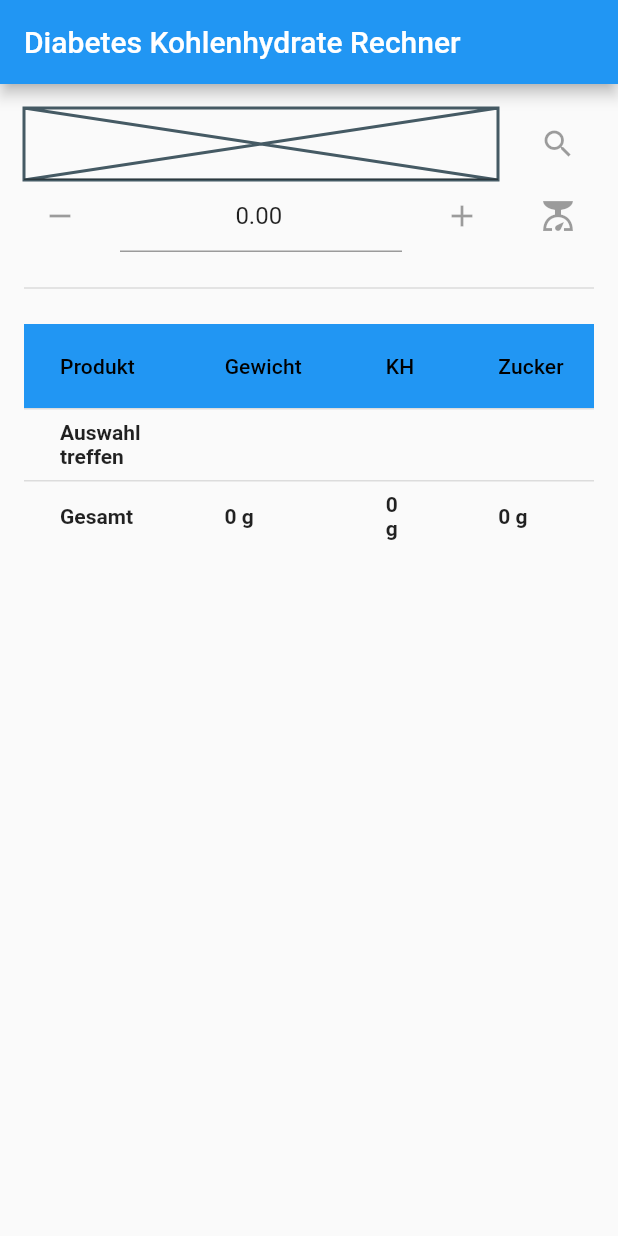
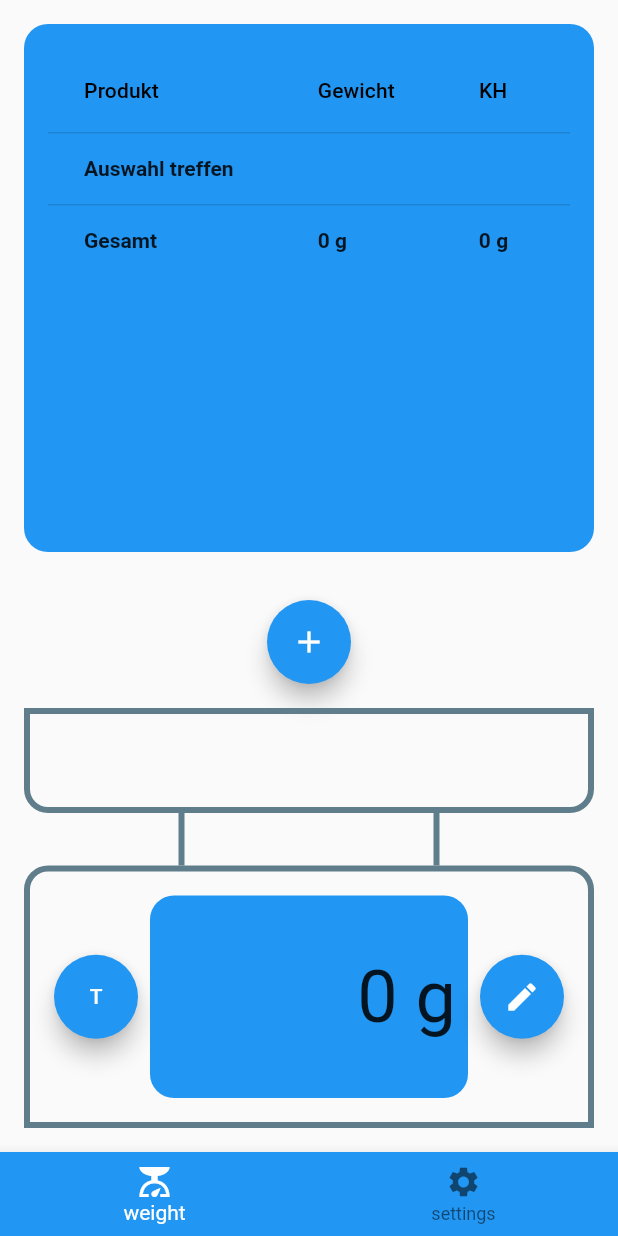
Before and after one commit to Anneress/diabetes_weight_app, a Flutter app: the screen it shows after launch, on a phone screen of 412 x 824 dp. Run offline on Flutter 3.47's test engine with Material 2 defaults, Android fonts, the phone set to English and light mode, and no system bars; our stand-ins replace flutter_riverpod.

Commit message:
Design verbessert

```diff
--- a/lib/src/app.dart
+++ b/lib/src/app.dart
@@ -2,7 +2,9 @@ import 'package:flutter/material.dart';
 import 'package:flutter_riverpod/flutter_riverpod.dart';
 import 'home.dart';
 
-final themeModeProvider = StateProvider<ThemeMode?>((ref) => null);
+final themeModeProvider = StateProvider<ThemeMode?>(
+  (ref) => ThemeMode.system,
+);
 
 class App extends ConsumerWidget {
   const App({super.key});
@@ -10,14 +12,14 @@ class App extends ConsumerWidget {
   @override
   Widget build(BuildContext context, WidgetRef ref) {
     return MaterialApp(
-      themeMode: ref.watch(themeModeProvider.state).state,
+      themeMode: ThemeMode.light,
       theme: ThemeData(
         brightness: Brightness.light,
-        primaryColor: Colors.deepPurple,
+        primaryColor: Colors.teal,
       ),
       darkTheme: ThemeData(
         brightness: Brightness.dark,
-        primaryColor: Colors.deepPurpleAccent,
+        primaryColor: Colors.tealAccent,
       ),
       home: const HomeScreen(),
     );
--- a/lib/src/home.dart
+++ b/lib/src/home.dart
@@ -1,5 +1,6 @@
-import 'package:diabetes_weight_app/src/app.dart';
+import 'package:diabetes_weight_app/src/nutritional_evaluation_widget.dart';
 import 'package:diabetes_weight_app/src/style_constants.dart';
+import 'package:diabetes_weight_app/src/weight_widget.dart';
 import 'package:flutter/material.dart';
 import 'package:flutter_riverpod/flutter_riverpod.dart';
 
@@ -9,148 +10,33 @@ class HomeScreen extends ConsumerWidget {
   @override
   Widget build(BuildContext context, WidgetRef ref) {
     return Scaffold(
-      appBar: AppBar(
-        title: const Text(
-          "Diabetes Kohlenhydrate Rechner",
-        ),
+      bottomNavigationBar: BottomNavigationBar(
+        items: const [
+          BottomNavigationBarItem(
+            icon: Icon(Icons.scale),
+            label: "weight",
+          ),
+          BottomNavigationBarItem(
+            icon: Icon(Icons.settings),
+            label: "settings",
+          ),
+        ],
+        onTap: (value) => print(value),
+        backgroundColor: Theme.of(context).colorScheme.primary,
+        selectedItemColor: Theme.of(context).colorScheme.onPrimary,
       ),
       body: Padding(
         padding: const EdgeInsets.all(defaultSpace),
         child: Column(
-          children: [
-            Row(
-              children: [
-                Flexible(
-                  child: Placeholder(
-                    child: TextFormField(),
-                  ),
-                ),
-                const SizedBox(
-                  width: defaultSpace,
-                ),
-                const IconButton(
-                  onPressed: null,
-                  icon: Icon(Icons.search),
-                ),
-              ],
+          children: const [
+            Expanded(
+              child: NutritionalEvaluationWidget(),
             ),
-            Row(
-              children: [
-                const IconButton(
-                  onPressed: null,
-                  icon: Icon(Icons.remove),
-                ),
-                const SizedBox(
-                  width: defaultSpace,
-                ),
-                Flexible(
-                  child: TextFormField(
-                    initialValue: "0.00",
-                    keyboardType: TextInputType.number,
-                    textAlign: TextAlign.center,
-                  ),
-                ),
-                const SizedBox(width: defaultSpace),
-                const IconButton(
-                  onPressed: null,
-                  icon: Icon(Icons.add),
-                ),
-                const SizedBox(width: defaultSpace),
-                const IconButton(
-                  onPressed: null,
-                  icon: Icon(Icons.scale),
-                ),
-              ],
+            SizedBox(
+              height: largeSpace,
             ),
-            const SizedBox(
-              height: defaultSpace,
-            ),
-            const Divider(
-              thickness: 1,
-            ),
-            const SizedBox(
-              height: defaultSpace,
-            ),
-            Flexible(
-              child: DataTable(
-                headingRowColor: MaterialStateProperty.resolveWith<Color?>(
-                    (Set<MaterialState> states) {
-                  return Theme.of(context).colorScheme.primary;
-                }),
-                columns: const [
-                  DataColumn(
-                    label: Text("Produkt"),
-                  ),
-                  DataColumn(
-                    label: Text("Gewicht"),
-                  ),
-                  DataColumn(
-                    label: Text("KH"),
-                  ),
-                  DataColumn(
-                    label: Text("Zucker"),
-                  ),
-                ],
-                rows: [
-                  const DataRow(
-                    cells: [
-                      DataCell(
-                        Text(
-                          "Auswahl treffen",
-                          style: TextStyle(
-                            fontWeight: FontWeight.bold,
-                          ),
-                        ),
-                      ),
-                      DataCell(
-                        Text(""),
-                      ),
-                      DataCell(
-                        Text(""),
-                      ),
-                      DataCell(
-                        Text(""),
-                      ),
-                    ],
-                  ),
-                  const DataRow(
-                    cells: [
-                      DataCell(
-                        Text(
-                          "Gesamt",
-                          style: TextStyle(
-                            fontWeight: FontWeight.bold,
-                          ),
-                        ),
-                      ),
-                      DataCell(
-                        Text(
-                          "0 g",
-                          style: TextStyle(
-                            fontWeight: FontWeight.bold,
-                          ),
-                        ),
-                      ),
-                      DataCell(
-                        Text(
-                          "0 g",
-                          style: TextStyle(
-                            fontWeight: FontWeight.bold,
-                          ),
-                        ),
-                      ),
-                      DataCell(
-                        Text(
-                          "0 g",
-                          style: TextStyle(
-                            fontWeight: FontWeight.bold,
-                          ),
-                        ),
-                      ),
-                    ],
-                  ),
-                ],
-              ),
+            Expanded(
+              child: WeightWidget(),
             ),
           ],
         ),
--- /dev/null
+++ b/lib/src/nutritional_evaluation_widget.dart
@@ -0,0 +1,96 @@
+import 'package:diabetes_weight_app/src/style_constants.dart';
+import 'package:flutter/material.dart';
+import 'package:flutter_riverpod/flutter_riverpod.dart';
+
+class NutritionalEvaluationWidget extends ConsumerWidget {
+  const NutritionalEvaluationWidget({Key? key}) : super(key: key);
+
+  @override
+  Widget build(BuildContext context, WidgetRef ref) {
+    return Container(
+      decoration: BoxDecoration(
+        borderRadius: const BorderRadius.all(Radius.circular(defaultRadius)),
+        color: Theme.of(context).colorScheme.primary,
+      ),
+      padding: const EdgeInsets.all(defaultSpace),
+      child: SingleChildScrollView(
+        scrollDirection: Axis.horizontal,
+        child: DataTable(
+          columns: const [
+            DataColumn(
+              label: Text("Produkt"),
+            ),
+            DataColumn(
+              label: Text("Gewicht"),
+            ),
+            DataColumn(
+              label: Text("KH"),
+            ),
+            DataColumn(
+              label: Text("ZU"),
+            ),
+          ],
+          rows: const [
+            DataRow(
+              cells: [
+                DataCell(
+                  Text(
+                    "Auswahl treffen",
+                    style: TextStyle(
+                      fontWeight: FontWeight.bold,
+                    ),
+                  ),
+                ),
+                DataCell(
+                  Text(""),
+                ),
+                DataCell(
+                  Text(""),
+                ),
+                DataCell(
+                  Text(""),
+                ),
+              ],
+            ),
+            DataRow(
+              cells: [
+                DataCell(
+                  Text(
+                    "Gesamt",
+                    style: TextStyle(
+                      fontWeight: FontWeight.bold,
+                    ),
+                  ),
+                ),
+                DataCell(
+                  Text(
+                    "0 g",
+                    style: TextStyle(
+                      fontWeight: FontWeight.bold,
+                    ),
+                  ),
+                ),
+                DataCell(
+                  Text(
+                    "0 g",
+                    style: TextStyle(
+                      fontWeight: FontWeight.bold,
+                    ),
+                  ),
+                ),
+                DataCell(
+                  Text(
+                    "0 g",
+                    style: TextStyle(
+                      fontWeight: FontWeight.bold,
+                    ),
+                  ),
+                ),
+              ],
+            ),
+          ],
+        ),
+      ),
+    );
+  }
+}
--- a/lib/src/style_constants.dart
+++ b/lib/src/style_constants.dart
@@ -1,3 +1,11 @@
+import 'package:flutter/material.dart';
+
 const double defaultSpace = 16;
 const double smallSpace = 8;
 const double largeSpace = 32;
+
+const double defaultRadius = 16;
+
+const double defaultBorderWidth = 4;
+
+const Color defaultBorderColor = Colors.blueGrey;
--- /dev/null
+++ b/lib/src/weight_widget.dart
@@ -0,0 +1,105 @@
+import 'package:diabetes_weight_app/src/style_constants.dart';
+import 'package:flutter/material.dart';
+import 'package:flutter_riverpod/flutter_riverpod.dart';
+
+class WeightWidget extends ConsumerWidget {
+  const WeightWidget({Key? key}) : super(key: key);
+
+  @override
+  Widget build(BuildContext context, WidgetRef ref) {
+    return Container(
+      child: Column(
+        children: [
+          const FloatingActionButton(
+            onPressed: null,
+            child: Icon(Icons.add),
+          ),
+          const SizedBox(
+            height: defaultSpace,
+          ),
+          Flexible(
+            flex: 2,
+            child: Container(
+              decoration: BoxDecoration(
+                border: Border.all(
+                  width: defaultBorderWidth,
+                  color: defaultBorderColor,
+                ),
+                borderRadius: BorderRadius.vertical(
+                  bottom: Radius.circular(defaultRadius),
+                ),
+              ),
+              alignment: Alignment.center,
+              padding: const EdgeInsets.all(smallSpace),
+            ),
+          ),
+          Flexible(
+            child: Padding(
+              padding: EdgeInsets.symmetric(
+                horizontal: MediaQuery.of(context).size.width / 4,
+              ),
+              child: Container(
+                decoration: BoxDecoration(
+                  border: Border.symmetric(
+                      vertical: BorderSide(
+                    width: defaultBorderWidth,
+                    color: defaultBorderColor,
+                  )),
+                ),
+              ),
+            ),
+          ),
+          Flexible(
+            flex: 5,
+            child: Container(
+              decoration: BoxDecoration(
+                border: Border.all(
+                  width: defaultBorderWidth,
+                  color: defaultBorderColor,
+                ),
+                borderRadius: BorderRadius.vertical(
+                  top: Radius.circular(defaultRadius),
+                ),
+              ),
+              alignment: Alignment.center,
+              padding: const EdgeInsets.all(defaultSpace),
+              child: Row(
+                children: [
+                  const FloatingActionButton(
+                    onPressed: null,
+                    child: Text("T"),
+                  ),
+                  const SizedBox(
+                    width: smallSpace,
+                  ),
+                  Expanded(
+                    child: Container(
+                      decoration: BoxDecoration(
+                        borderRadius:
+                            BorderRadius.all(Radius.circular(defaultRadius)),
+                        color: Theme.of(context).colorScheme.primary,
+                      ),
+                      padding: const EdgeInsets.all(smallSpace),
+                      alignment: Alignment.centerRight,
+                      child: const Text(
+                        "0 g",
+                        style: TextStyle(fontSize: 48),
+                      ),
+                    ),
+                  ),
+                  const SizedBox(
+                    width: smallSpace,
+                  ),
+                  const FloatingActionButton(
+                    onPressed: null,
+                    child: Icon(Icons.edit),
+                  ),
+                ],
+              ),
+            ),
+          )
+        ],
+      ),
+    );
+  }
+}
```
